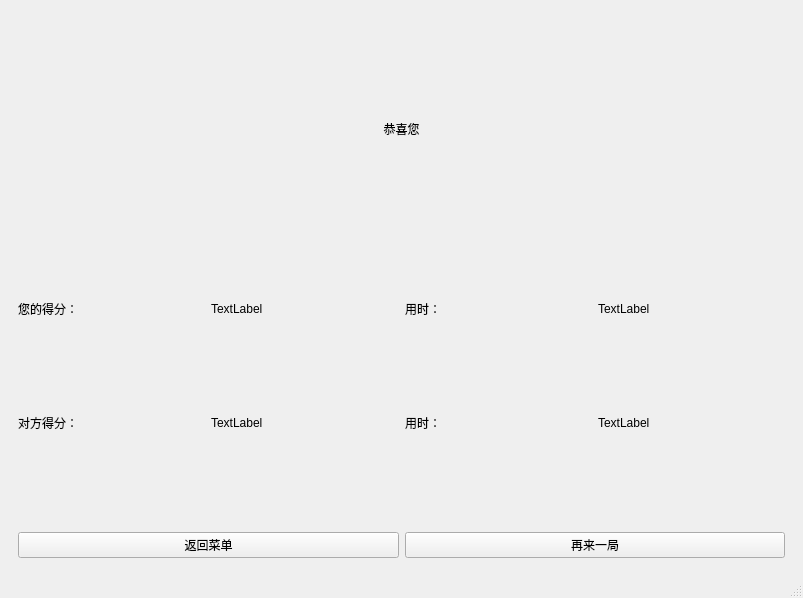
The window that TheKing_client/myanser.ui (Artist-V/TheKing) describes before a commit, drawn with Qt 5.
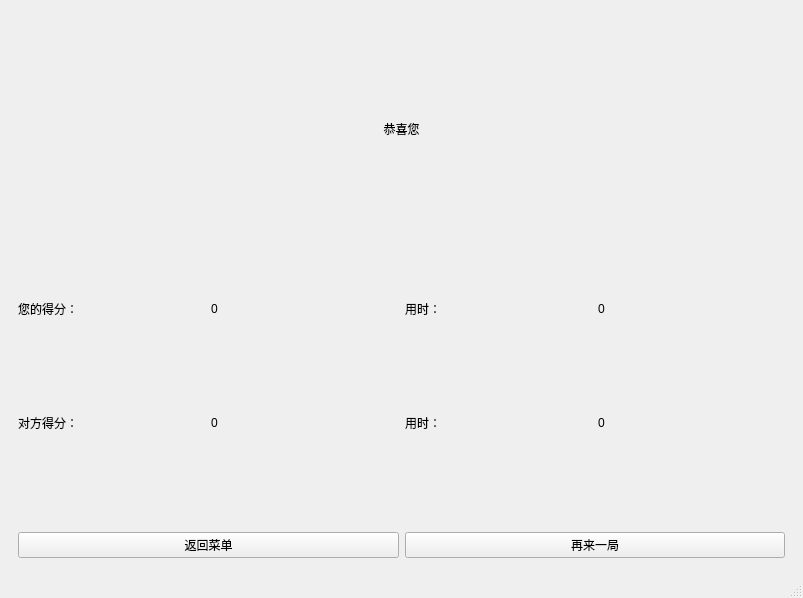
The same window after the commit. The open tabs and pages were chosen to show the change.

```diff
--- a/TheKing_client/myanser.ui
+++ b/TheKing_client/myanser.ui
@@ -430,14 +430,14 @@
           <item row="0" column="3">
            <widget class="QLabel" name="label_6">
             <property name="text">
-             <string>TextLabel</string>
+             <string>0</string>
             </property>
            </widget>
           </item>
           <item row="0" column="1">
            <widget class="QLabel" name="label_4">
             <property name="text">
-             <string>TextLabel</string>
+             <string>0</string>
             </property>
            </widget>
           </item>
@@ -458,7 +458,7 @@
           <item row="1" column="1">
            <widget class="QLabel" name="label_8">
             <property name="text">
-             <string>TextLabel</string>
+             <string>0</string>
             </property>
            </widget>
           </item>
@@ -472,7 +472,7 @@
           <item row="1" column="3">
            <widget class="QLabel" name="label_10">
             <property name="text">
-             <string>TextLabel</string>
+             <string>0</string>
             </property>
            </widget>
           </item>
```
Left out of the diff: 22 changed lines with no effect on the pictures.
